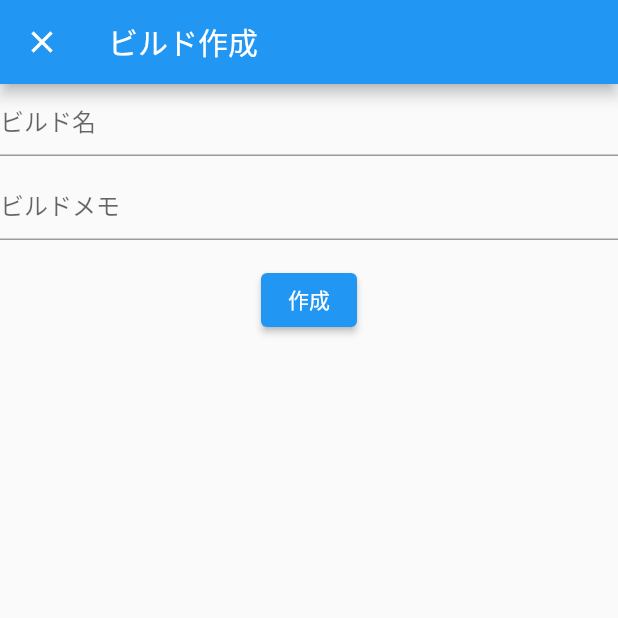
After one commit to korodog/lol_build, a Flutter app: the screen it shows after launch, after a tap on the "add" icon, on a phone screen of 412 x 824 dp, the top half of it. The commit adds this screen. Run offline on Flutter 3.47's test engine with Material 2 defaults, Android fonts, the phone set to English and light mode, and no system bars; our stand-ins replace cloud_firestore, firebase_core; accounts and stored records are empty.

Commit message:
add_build_firestore

```diff
--- /dev/null
+++ b/lib/add_build/add_build_model.dart
@@ -0,0 +1,21 @@
+import 'package:cloud_firestore/cloud_firestore.dart';
+import 'package:flutter/material.dart';
+
+class AddBuildModel extends ChangeNotifier {
+  String? title;
+  String? memo;
+
+  Future addBuild() async {
+    if (title == null || title == "") {
+      throw 'ビルド名が入力されていません';
+    }
+    if (memo == null || memo == "") {
+      throw 'メモが入力されていません';
+    }
+
+    await FirebaseFirestore.instance.collection('builds').add({
+      'title': title,
+      'memo': memo,
+    });
+  }
+}
--- /dev/null
+++ b/lib/add_build/add_build_page.dart
@@ -0,0 +1,61 @@
+import 'package:flutter/material.dart';
+import 'package:provider/provider.dart';
+import 'add_build_model.dart';
+
+class AddBuildPage extends StatelessWidget {
+  const AddBuildPage({Key? key}) : super(key: key);
+
+
+  @override
+  Widget build(BuildContext context) {
+    return ChangeNotifierProvider<AddBuildModel>(
+      create: (_) => AddBuildModel(),
+      child: Scaffold(
+        appBar: AppBar(
+          title: const Text('ビルド作成'),
+        ),
+        body: Center(
+          child: Consumer<AddBuildModel>(builder: (context, model, child) {
+            return Column(children: [
+              TextField(
+                decoration: const InputDecoration(
+                  hintText: 'ビルド名',
+                ),
+                onChanged: (text) {
+                  model.title = text;
+                },
+              ),
+              const SizedBox(
+                height: 8,
+              ),
+              TextField(
+                  decoration: const InputDecoration(
+              hintText: 'ビルドメモ',
+                  ),
+                onChanged: (text) {
+                    model.memo = text;
+                },
+              ),
+              const SizedBox(
+                height: 16,
+              ),
+              ElevatedButton(onPressed: () async {
+                try {
+                 await model.addBuild();
+                 Navigator.of(context).pop(true);
+                } catch (e) {
+                  final snackBar = SnackBar(
+                    content: Text(e.toString()),
+                    backgroundColor: Colors.red,
+                  );
+                  ScaffoldMessenger.of(context).showSnackBar(snackBar);
+                }
+                }, child: const Text('作成'),
+              ),
+            ]);
+          }),
+        ),
+      ),
+    );
+  }
+}
--- a/lib/build_list/build_list_page.dart
+++ b/lib/build_list/build_list_page.dart
@@ -1,4 +1,5 @@
 import 'package:flutter/material.dart';
+import 'package:lol_build/add_build/add_build_page.dart';
 import 'package:lol_build/domain/build.dart';
 import 'package:provider/provider.dart';
 import 'build_list_model.dart';
@@ -36,10 +37,29 @@ class BuildListPage extends StatelessWidget {
             );
           }),
         ),
-        floatingActionButton: const FloatingActionButton(
-          onPressed: null,
-          tooltip: 'Increment',
-          child: Icon(Icons.add),
+        floatingActionButton: Consumer<BuildListModel>(builder: (context, model, child) {
+            return FloatingActionButton(
+              onPressed: () async {
+                final bool? added = await Navigator.push(
+                    context,
+                    MaterialPageRoute(
+                        builder: (context) => AddBuildPage(),
+                        fullscreenDialog: true,
+                    ),
+                );
+                if (added != null && added) {
+                  final snackBar = SnackBar(
+                    content: Text('ビルドを追加しました'),
+                    backgroundColor: Colors.green,
+                  );
+                  ScaffoldMessenger.of(context).showSnackBar(snackBar);
+                };
+                model.fetchBuildList();
+              },
+              tooltip: 'Increment',
+              child: Icon(Icons.add),
+            );
+          }
         ), // This trailing comma makes auto-formatting nicer for build methods.
       ),
     );
```
